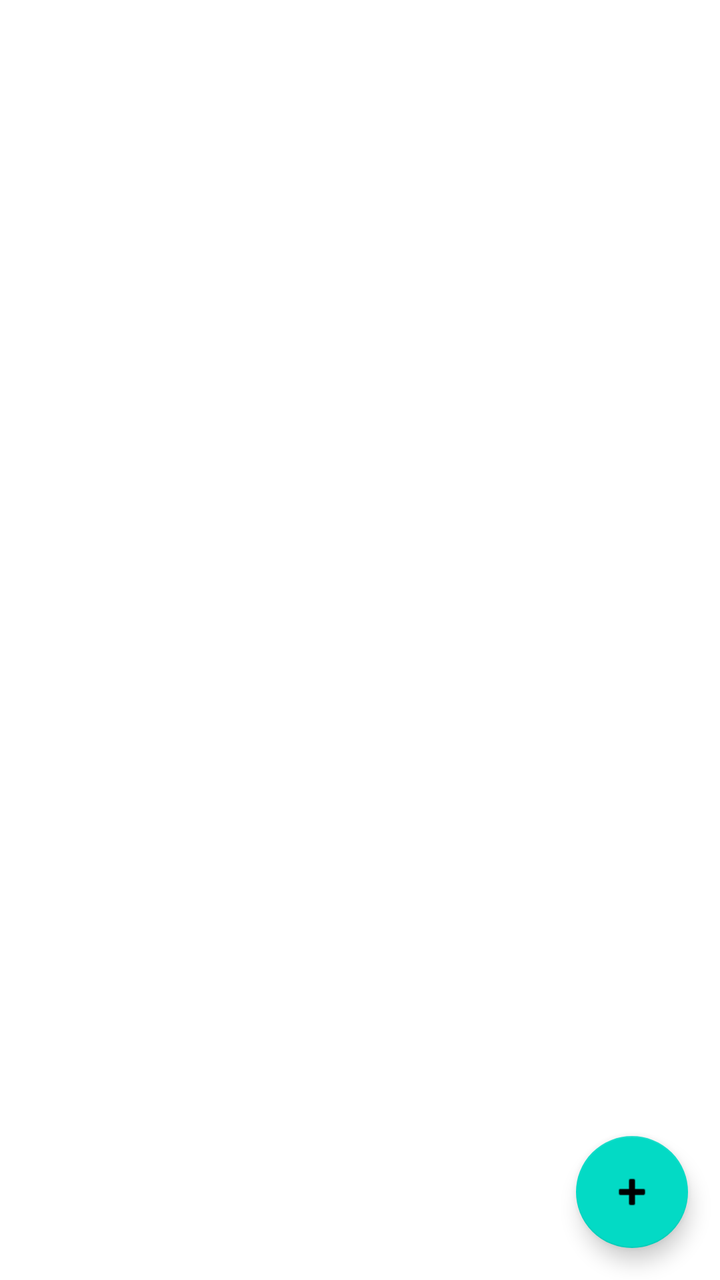
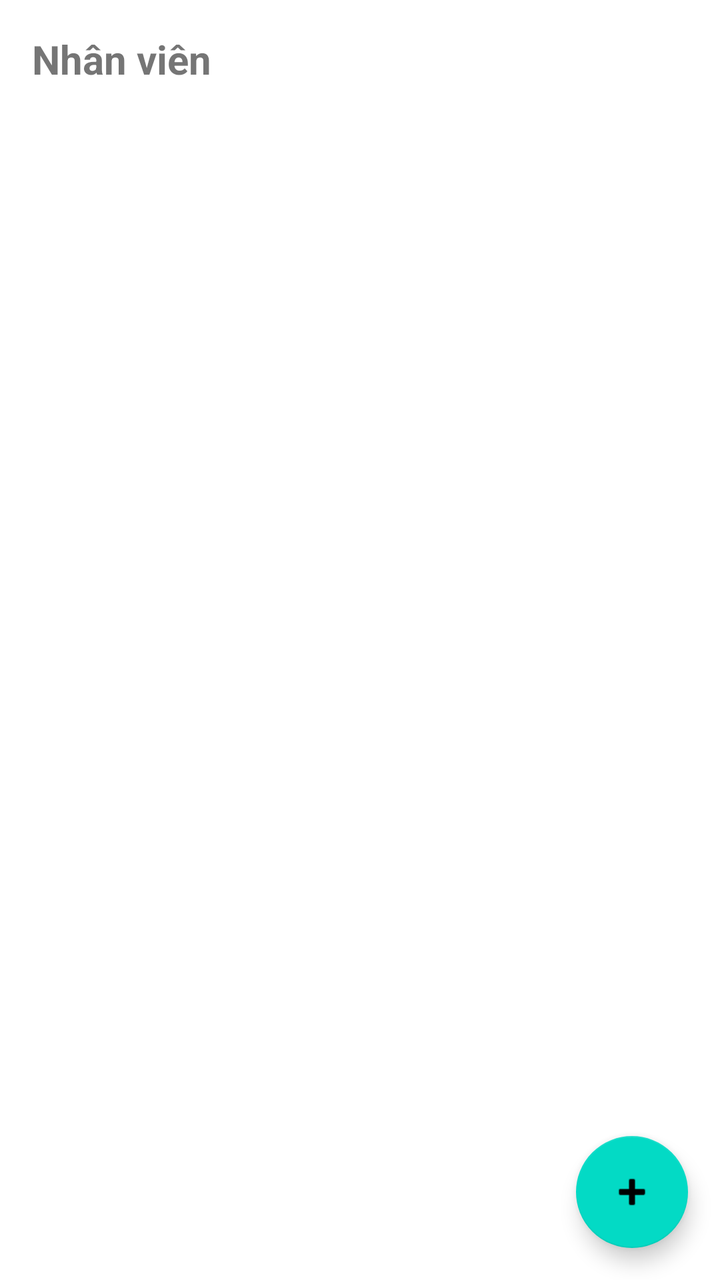

Compare the two renders of this Android layout. The source of the first and the diff that turns it into the second are given below.
<!-- AndroidManifest.xml: application theme Theme.Banhmiviet -->
<!-- res/layout/fragment_employee.xml -->
<?xml version="1.0" encoding="utf-8"?>
<FrameLayout xmlns:android="http://schemas.android.com/apk/res/android"
    xmlns:app="http://schemas.android.com/apk/res-auto"
    android:layout_width="match_parent"
    android:layout_height="match_parent">

    <androidx.recyclerview.widget.RecyclerView
        android:id="@+id/recyclerViewEmployees"
        android:layout_width="match_parent"
        android:layout_height="match_parent"
        android:padding="8dp" />

    <com.google.android.material.floatingactionbutton.FloatingActionButton
        android:id="@+id/fabAddEmployee"
        android:layout_width="wrap_content"
        android:layout_height="wrap_content"
        android:layout_gravity="bottom|end"
        android:layout_margin="16dp"
        android:src="@android:drawable/ic_input_add"
        app:backgroundTint="@color/teal_200"
        android:contentDescription="Thêm nhân viên" />
</FrameLayout>
<!-- resources referenced by this layout -->
<resources>
  <color name="teal_200">#FF03DAC5</color>
  <style name="Theme.Banhmiviet" parent="Theme.MaterialComponents.DayNight.DarkActionBar">
          
          <item name="colorPrimary">@color/purple_500</item>
          <item name="colorPrimaryVariant">@color/purple_700</item>
          <item name="colorOnPrimary">@color/white</item>
          
          <item name="colorSecondary">@color/teal_200</item>
          <item name="colorSecondaryVariant">@color/teal_700</item>
          <item name="colorOnSecondary">@color/black</item>
          
          <item name="android:statusBarColor">?attr/colorPrimaryVariant</item>
          
      </style>
  <color name="purple_500">#FF6200EE</color>
  <color name="purple_700">#FF3700B3</color>
  <color name="white">#FFFFFFFF</color>
  <color name="teal_700">#FF018786</color>
  <color name="black">#FF000000</color>
</resources>

<!-- the commit's change to res/layout/fragment_employee.xml (unified diff, before → after) -->
@@ -1,22 +1,34 @@
 <?xml version="1.0" encoding="utf-8"?>
-<FrameLayout xmlns:android="http://schemas.android.com/apk/res/android"
+<LinearLayout xmlns:android="http://schemas.android.com/apk/res/android"
     xmlns:app="http://schemas.android.com/apk/res-auto"
+    android:orientation="vertical"
     android:layout_width="match_parent"
     android:layout_height="match_parent">
+
+    <TextView
+        android:id="@+id/tvTitleEmployee"
+        android:layout_width="wrap_content"
+        android:layout_height="wrap_content"
+        android:text="Nhân viên"
+        android:textSize="20sp"
+        android:textStyle="bold"
+        android:padding="16dp" />
 
     <androidx.recyclerview.widget.RecyclerView
         android:id="@+id/recyclerViewEmployees"
         android:layout_width="match_parent"
-        android:layout_height="match_parent"
-        android:padding="8dp" />
+        android:layout_height="0dp"
+        android:layout_weight="1"
+        android:paddingStart="8dp"
+        android:paddingEnd="8dp"
+        android:clipToPadding="false" />
 
     <com.google.android.material.floatingactionbutton.FloatingActionButton
         android:id="@+id/fabAddEmployee"
         android:layout_width="wrap_content"
         android:layout_height="wrap_content"
-        android:layout_gravity="bottom|end"
+        android:layout_gravity="end|bottom"
         android:layout_margin="16dp"
-        android:src="@android:drawable/ic_input_add"
-        app:backgroundTint="@color/teal_200"
-        android:contentDescription="Thêm nhân viên" />
-</FrameLayout>
+        app:srcCompat="@android:drawable/ic_input_add" />
+
+</LinearLayout>
